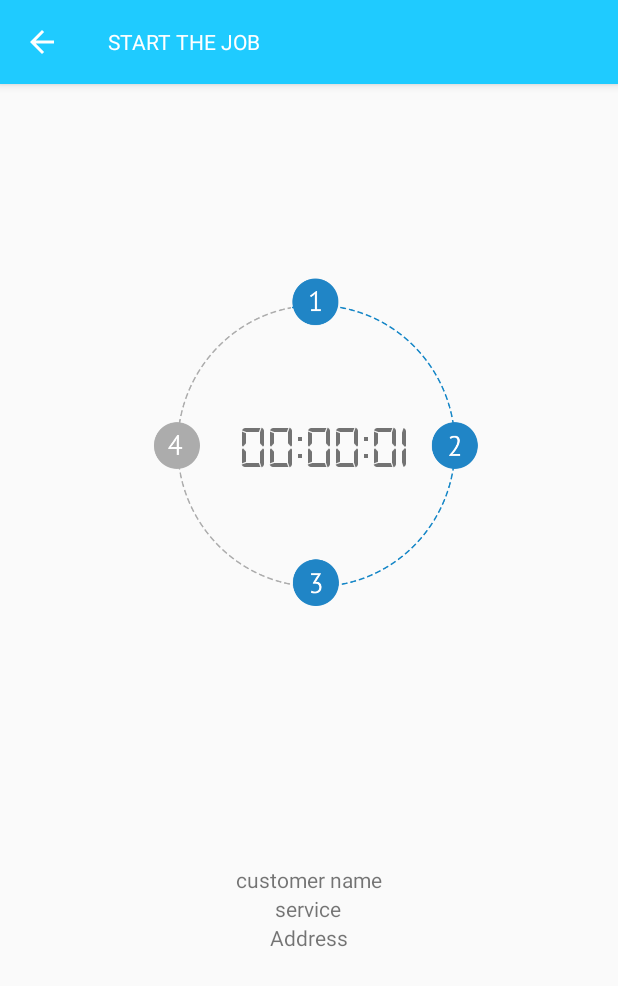
After one commit to kapil061287/second, an Android app: the CustomerTimerActivity screen opened directly, with no data from a screen before it, on a phone screen of 412 x 824 dp. The commit adds this screen. Shown: the top 986 px of the screen. Run offline under Robolectric (Android 15) with nearby library versions, the phone set to English and light mode, and no system bars; our stand-ins replace ButterKnife.

Commit message:
new Commit

```diff
--- a/app/src/main/java/com/depex/okeyclick/user/api/ProjectAPI.java
+++ b/app/src/main/java/com/depex/okeyclick/user/api/ProjectAPI.java
@@ -53,4 +53,7 @@ public interface ProjectAPI {
     @POST("okey-click/api/update_DeviceToken.php")
     Call<String> updateFcmToken(@Body  String body);
 
+    @POST("okey-click/api/check_task_status.php")
+    Call<String> checkSpStatus(@Body String body);
+
 }
--- /dev/null
+++ b/app/src/main/java/com/depex/okeyclick/user/screens/CustomerTimerActivity.java
@@ -0,0 +1,219 @@
+package com.depex.okeyclick.user.screens;
+
+import android.content.SharedPreferences;
+import android.graphics.Typeface;
+import android.os.AsyncTask;
+import android.support.v4.content.res.ResourcesCompat;
+import android.support.v7.app.AppCompatActivity;
+import android.os.Bundle;
+import android.support.v7.widget.Toolbar;
+import android.util.Log;
+import android.view.View;
+import android.widget.Button;
+import android.widget.ImageView;
+import android.widget.TextView;
+
+import com.depex.okeyclick.user.R;
+import com.depex.okeyclick.user.api.ProjectAPI;
+import com.depex.okeyclick.user.contants.Utils;
+import com.depex.okeyclick.user.factory.StringConvertFactory;
+
+import org.json.JSONException;
+import org.json.JSONObject;
+
+import butterknife.BindView;
+import butterknife.ButterKnife;
+import retrofit2.Call;
+import retrofit2.Callback;
+import retrofit2.Response;
+import retrofit2.Retrofit;
+
+public class CustomerTimerActivity extends AppCompatActivity implements View.OnClickListener {
+
+    SharedPreferences preferences;
+    @BindView(R.id.timer_text)
+    TextView timer_text;
+
+    @BindView(R.id.progress_icno_image)
+    ImageView timer_image;
+
+    @BindView(R.id.toolbar)
+    Toolbar toolbar;
+    private boolean isTimerStart=true;
+
+    private boolean isStartJob;
+
+    @Override
+    protected void onCreate(Bundle savedInstanceState) {
+        super.onCreate(savedInstanceState);
+        setContentView(R.layout.activity_customer_timer);
+
+        ButterKnife.bind(this);
+
+        preferences=getSharedPreferences("service_pref_user", MODE_PRIVATE);
+        Typeface typeface= ResourcesCompat.getFont(this, R.font.digital);
+        toolbar.setNavigationIcon(R.drawable.ic_arrow_back_black_24dp);
+        setSupportActionBar(toolbar);
+
+        Mytask mytask=new Mytask();
+        mytask.execute();
+
+        toolbar.setNavigationOnClickListener(new View.OnClickListener() {
+            @Override
+            public void onClick(View v) {
+                CustomerTimerActivity.super.onBackPressed();
+            }
+        });
+        timer_text.setTypeface(typeface);
+    }
+
+    @Override
+    public void onClick(View view) {
+
+    }
+
+    public String updateTimer(int seconds){
+
+        int hours=0;
+        int minuts=0;
+        int seconds2=0;
+
+        int remainder=0;
+        hours=seconds/(60*60);
+        remainder=seconds%(60*60);
+        minuts=remainder/60;
+        remainder=remainder%60;
+        seconds2=remainder;
+
+        String hoursString="";
+        String minutString="";
+        String seconds2String="";
+
+        if(hours<10) hoursString="0"+hours;
+        else hoursString=String.valueOf(hours);
+
+        if(minuts<10) minutString="0"+minuts;
+        else minutString=String.valueOf(minuts);
+
+        if(seconds2<10) seconds2String="0"+seconds2;
+        else seconds2String=String.valueOf(seconds2);
+
+        return hoursString+":"+minutString+":"+seconds2String;
+    }
+
+
+
+    private void checkServiceProviderRunningStatus() {
+
+        JSONObject requestData=new JSONObject();
+        JSONObject data=new JSONObject();
+
+        try {
+            data.put("v_code", getString(R.string.v_code));
+            data.put("apikey", getString(R.string.apikey));
+            data.put("user_id", preferences.getString("user_id", "0"));
+            data.put("task_id", preferences.getString("task_id", "0"));
+            requestData.put("RequestData", data);
+        } catch (JSONException e) {
+            e.printStackTrace();
+        }
+
+
+        new Retrofit.Builder()
+                .baseUrl(Utils.SITE_URL)
+                .addConverterFactory(new StringConvertFactory())
+                .build()
+                .create(ProjectAPI.class)
+                .checkSpStatus(requestData.toString())
+                .enqueue(new Callback<String>() {
+                    @Override
+                    public void onResponse(Call<String> call, Response<String> response) {
+                        String responseString =response.body();
+                        Log.i("responseDataRunning", responseString );
+                        try {
+                            JSONObject res=new JSONObject(responseString);
+                            boolean success=res.getBoolean("successBool");
+                            if(success){
+                                JSONObject resObj=res.getJSONObject("response");
+                                int task_status=resObj.getInt("task_status");
+                                switch (task_status){
+                                    case 1:
+
+                                        //Pending
+                                        break;
+                                    case 2:
+
+                                        //Accepted
+                                        break;
+                                    case 3:
+
+                                        //Start Journey
+                                        break;
+                                    case 4:
+
+                                        //Reached ..
+                                        break;
+                                    case 5:
+                                        isTimerStart=true;
+                                        //Start Job
+                                        break;
+                                    case 6:
+                                        //in Progress
+                                        break;
+                                    case 7:
+                                            isFinishJob=true;
+                                        //Finish the job
+                                        break;
+                                }
+                            }
+                        } catch (JSONException e) {
+                            Log.e("responseDataError", e.toString());
+                        }
+
+                        //TODO for recursion
+                       if(!isFinishJob)
+                            checkServiceProviderRunningStatus();
+                    }
+
+                    @Override
+                    public void onFailure(Call<String> call, Throwable t) {
+
+                    }
+                });
+    }
+
+
+
+    class Mytask extends AsyncTask<Integer , Integer, Integer>{
+
+        @Override
+        protected Integer doInBackground(Integer... integers) {
+            checkServiceProviderRunningStatus();
+            int i=1;
+            while (isTimerStart)
+            {
+                try {
+                    publishProgress(i);
+                    Thread.sleep(1000);
+                    i++;
+                } catch (InterruptedException e) {
+                    e.printStackTrace();
+                }
+            }
+            return null;
+        }
+
+        @Override
+        protected void onProgressUpdate(Integer... values) {
+                String timerText=updateTimer(values[0]);
+                timer_text.setText(timerText);
+        }
+
+
+        @Override
+        protected void onPostExecute(Integer integer) {
+
+        }
+    }
+    boolean isFinishJob;
+}
--- a/app/src/main/java/com/depex/okeyclick/user/screens/HomeActivity.java
+++ b/app/src/main/java/com/depex/okeyclick/user/screens/HomeActivity.java
@@ -51,6 +51,9 @@ public class HomeActivity extends AppCompatActivity
         fragmentManager=getSupportFragmentManager();
         String token= FirebaseInstanceId.getInstance().getToken();
         Log.i("tokenR", token);
+
+        Intent intent=new Intent(this, CustomerTimerActivity.class);
+        startActivity(intent);
 
         DrawerLayout drawer =  findViewById(R.id.drawer_layout);
         ActionBarDrawerToggle toggle = new ActionBarDrawerToggle(
--- a/app/src/main/java/com/depex/okeyclick/user/screens/NotificationActivity.java
+++ b/app/src/main/java/com/depex/okeyclick/user/screens/NotificationActivity.java
@@ -45,7 +45,7 @@ public class NotificationActivity extends AppCompatActivity {
             @Override
             public void onClick(View view) {
                 Intent intent=new Intent(NotificationActivity.this, ScheduleVisitActivity.class);
-                startActivity(intent);
+                //startActivity(intent);
             }
         });
 
--- /dev/null
+++ b/app/src/main/res/font/font.xml
@@ -0,0 +1,6 @@
+<?xml version="1.0" encoding="utf-8"?>
+<font-family xmlns:android="http://schemas.android.com/apk/res/android">
+
+
+
+</font-family>
--- /dev/null
+++ b/app/src/main/res/layout/activity_customer_timer.xml
@@ -0,0 +1,36 @@
+<?xml version="1.0" encoding="utf-8"?>
+<android.support.constraint.ConstraintLayout xmlns:android="http://schemas.android.com/apk/res/android"
+    xmlns:app="http://schemas.android.com/apk/res-auto"
+    xmlns:tools="http://schemas.android.com/tools"
+    android:layout_width="match_parent"
+    android:layout_height="match_parent"
+    tools:context="com.depex.okeyclick.user.screens.CustomerTimerActivity">
+
+    <android.support.design.widget.AppBarLayout
+        android:layout_width="match_parent"
+        android:layout_height="wrap_content"
+        android:theme="@style/AppTheme.AppBarOverlay">
+
+        <android.support.v7.widget.Toolbar
+            android:id="@+id/toolbar"
+            android:clipToPadding="true"
+            android:elevation="15dp"
+            android:layout_width="match_parent"
+            android:layout_height="?attr/actionBarSize"
+            android:background="?attr/colorPrimary"
+            app:popupTheme="@style/AppTheme.PopupOverlay" >
+
+            <FrameLayout
+                android:layout_width="match_parent"
+                android:layout_height="?attr/actionBarSize">
+                <TextView
+                    android:text="START THE JOB"
+                    android:textColor="#ffffffff"
+                    android:layout_gravity="center_vertical"
+                    android:layout_width="wrap_content"
+                    android:layout_height="wrap_content" />
+            </FrameLayout>
+        </android.support.v7.widget.Toolbar>
+    </android.support.design.widget.AppBarLayout>
+    <include layout="@layout/content_customer_timer" />
+</android.support.constraint.ConstraintLayout>
--- a/app/src/main/res/layout/activity_job_assigned.xml
+++ b/app/src/main/res/layout/activity_job_assigned.xml
@@ -9,7 +9,7 @@
     tools:context="com.depex.okeyclick.user.screens.JobAssignedActivity">
 
     <ImageView
-        android:background="#ff000000"
+        android:background="#55000000"
         android:elevation="10dp"
         android:id="@+id/back_image"
         android:layout_width="match_parent"
@@ -253,6 +253,7 @@
         android:layout_marginEnd="8dp"
         android:layout_marginStart="8dp"
         android:background="#ffffffff"
+        android:id="@+id/connecting_nearest"
         android:elevation="10dp"
         app:layout_constraintBottom_toBottomOf="parent"
         app:layout_constraintEnd_toEndOf="parent"
--- /dev/null
+++ b/app/src/main/res/layout/content_customer_timer.xml
@@ -0,0 +1,71 @@
+<?xml version="1.0" encoding="utf-8"?>
+    <android.support.constraint.ConstraintLayout
+        xmlns:android="http://schemas.android.com/apk/res/android"
+        xmlns:app="http://schemas.android.com/apk/res-auto"
+        android:layout_width="match_parent"
+        android:layout_height="match_parent">
+
+        <FrameLayout
+            android:layout_width="match_parent"
+            android:layout_height="250dp"
+            android:layout_marginBottom="8dp"
+            android:layout_marginEnd="8dp"
+            android:layout_marginStart="8dp"
+            android:layout_marginTop="8dp"
+            app:layout_constraintBottom_toBottomOf="parent"
+            app:layout_constraintEnd_toEndOf="parent"
+            app:layout_constraintHorizontal_bias="0.0"
+            app:layout_constraintStart_toStartOf="parent"
+            app:layout_constraintTop_toTopOf="parent"
+            app:layout_constraintVertical_bias="0.287">
+
+            <ImageView
+                android:id="@+id/progress_icno_image"
+                android:layout_width="238dp"
+                android:layout_height="241dp"
+                android:layout_gravity="center_horizontal|center_vertical"
+                android:background="@drawable/progress_icon_1" />
+
+            <TextView
+                android:id="@+id/timer_text"
+                android:layout_width="wrap_content"
+                android:layout_height="wrap_content"
+                android:layout_gravity="center_horizontal|center_vertical"
+                android:layout_marginLeft="10dp"
+                android:layout_marginTop="5dp"
+                android:text="00:00:00"
+                android:textSize="40dp" />
+        </FrameLayout>
+
+        <LinearLayout
+            android:orientation="vertical"
+            android:layout_width="match_parent"
+            android:layout_height="wrap_content"
+            android:layout_marginBottom="8dp"
+            android:layout_marginEnd="8dp"
+            android:layout_marginStart="8dp"
+            android:layout_marginTop="8dp"
+            app:layout_constraintBottom_toBottomOf="parent"
+            app:layout_constraintEnd_toEndOf="parent"
+            app:layout_constraintStart_toStartOf="parent"
+            app:layout_constraintTop_toTopOf="parent"
+            app:layout_constraintVertical_bias="0.758">
+
+            <TextView
+                android:layout_gravity="center_horizontal"
+                android:layout_width="wrap_content"
+                android:layout_height="wrap_content"
+                android:text="customer name" />
+            <TextView
+                android:layout_gravity="center_horizontal"
+                android:text="service"
+                android:layout_width="wrap_content"
+                android:layout_height="wrap_content" />
+            <TextView
+                android:layout_gravity="center_horizontal"
+                android:text="Address"
+                android:layout_width="wrap_content"
+                android:layout_height="wrap_content" />
+        </LinearLayout>
+
+</android.support.constraint.ConstraintLayout>
```
Also changed, not shown: app/src/main/AndroidManifest.xml (+9 -4 lines), app/src/main/java/com/depex/okeyclick/user/fragment/AvailServiceProviderFragment.java (+25 -7 lines), app/src/main/java/com/depex/okeyclick/user/screens/JobAssignedActivity.java (+161 -29 lines), app/src/main/res/drawable/progress_icon_1.png (added), app/src/main/res/drawable/progress_icon_2.png (added), app/src/main/res/font/digital.ttf (added).
